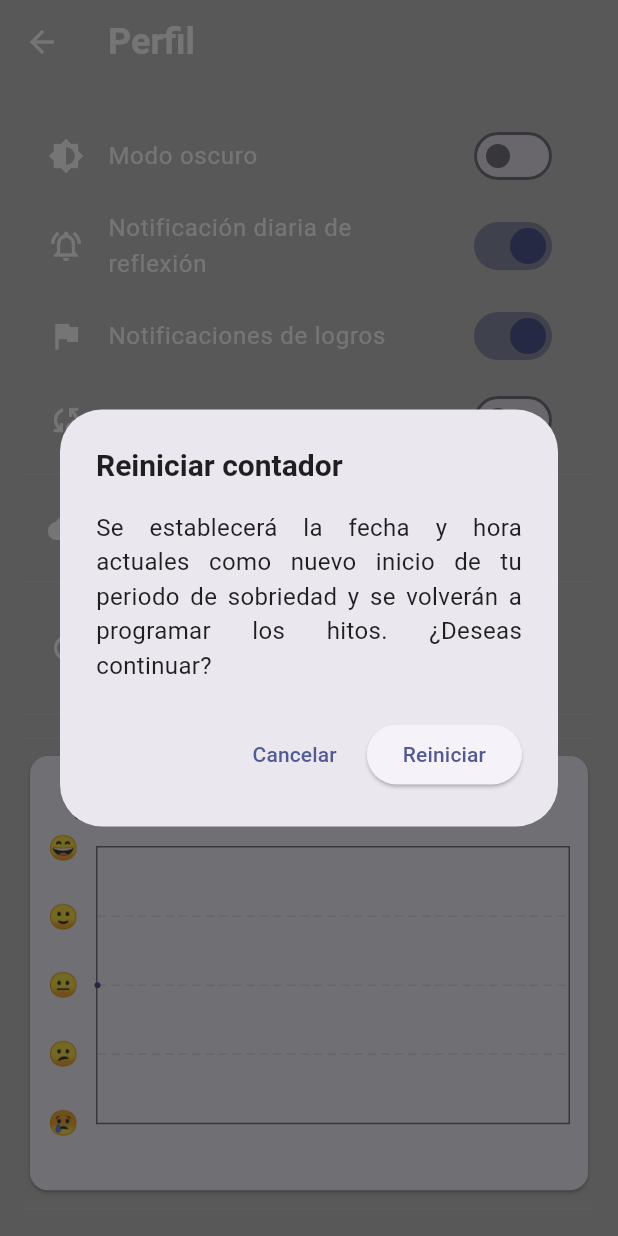
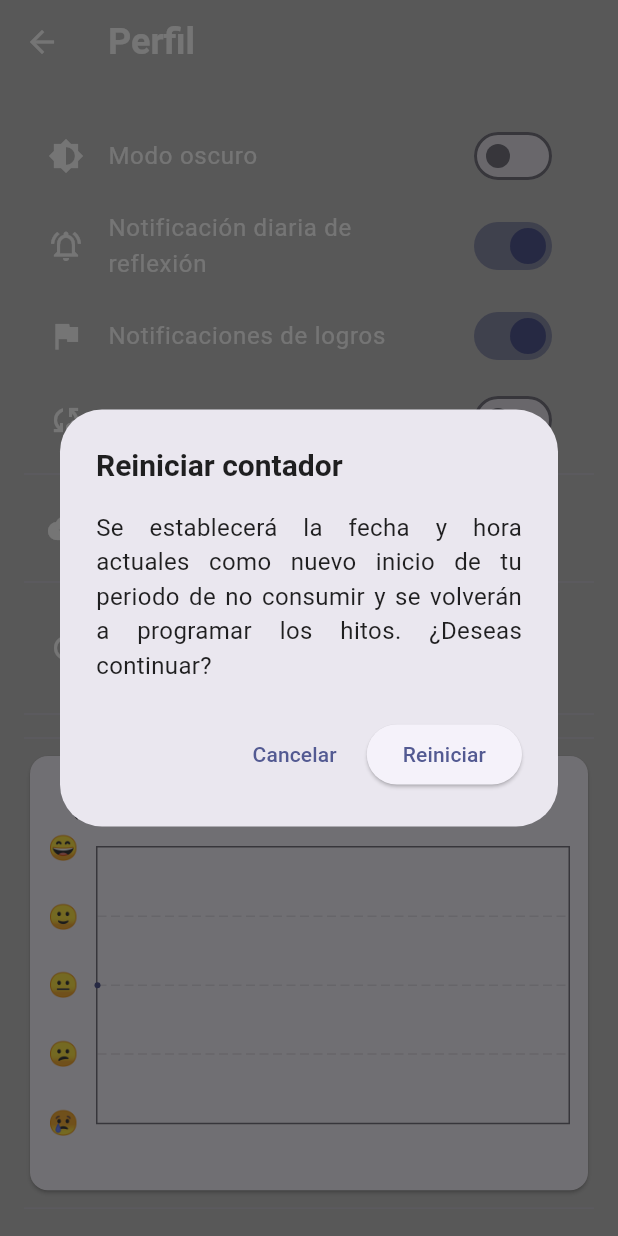
Before and after one commit to javiercamaraezquerra/Undiamas, a Flutter app: the ProfileScreen screen opened directly, after a tap on "Reiniciar contador", on a phone screen of 412 x 824 dp. Run offline on Flutter 3.47's test engine with Material 3 defaults, Android fonts, the phone set to English and light mode, and no system bars; drawn by our look-alikes of fl_chart; our stand-ins replace flutter_local_notifications, flutter_markdown, flutter_secure_storage, google_mobile_ads, google_sign_in, hive and 4 more; missing offline and left inert: googleapis; accounts and stored records are empty.

Commit message:
Update profile_screen.dart

```diff
--- a/lib/screens/profile_screen.dart
+++ b/lib/screens/profile_screen.dart
@@ -191,7 +191,7 @@ class _ProfileScreenState extends State<ProfileScreen> {
             title: const Text('Reiniciar contador'),
             content: const Text(
               'Se establecerá la fecha y hora actuales como nuevo inicio '
-              'de tu periodo de sobriedad y se volverán a programar los hitos. '
+              'de tu periodo de no consumir y se volverán a programar los hitos. '
               '¿Deseas continuar?',
               textAlign: TextAlign.justify,
             ),
```
